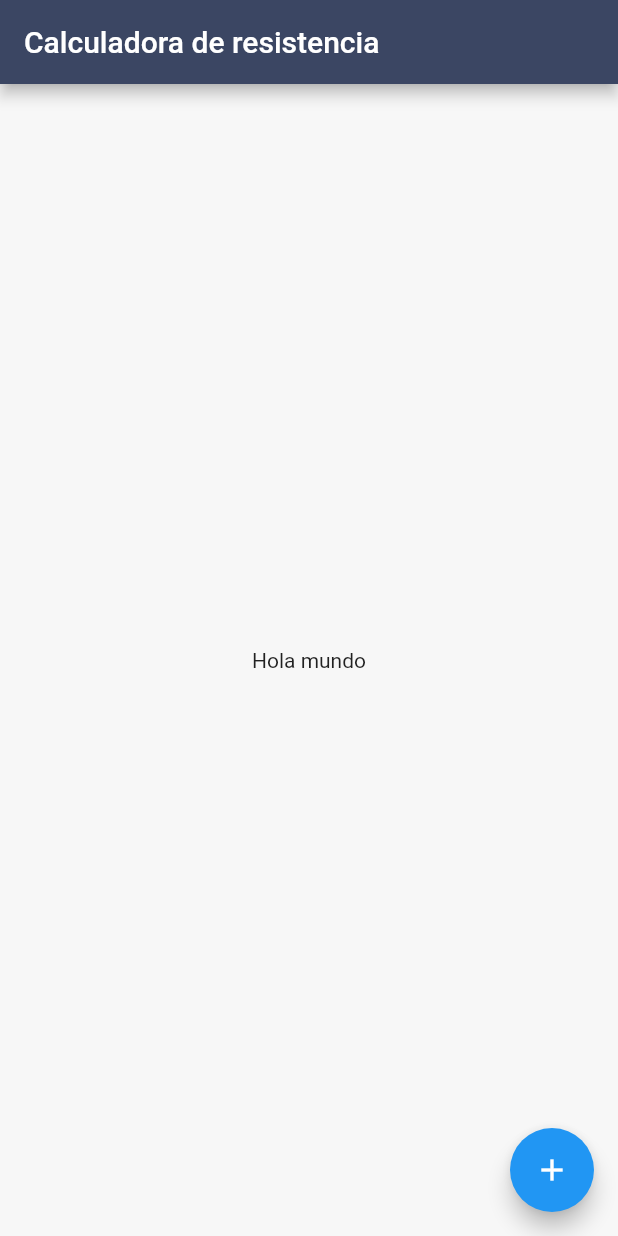
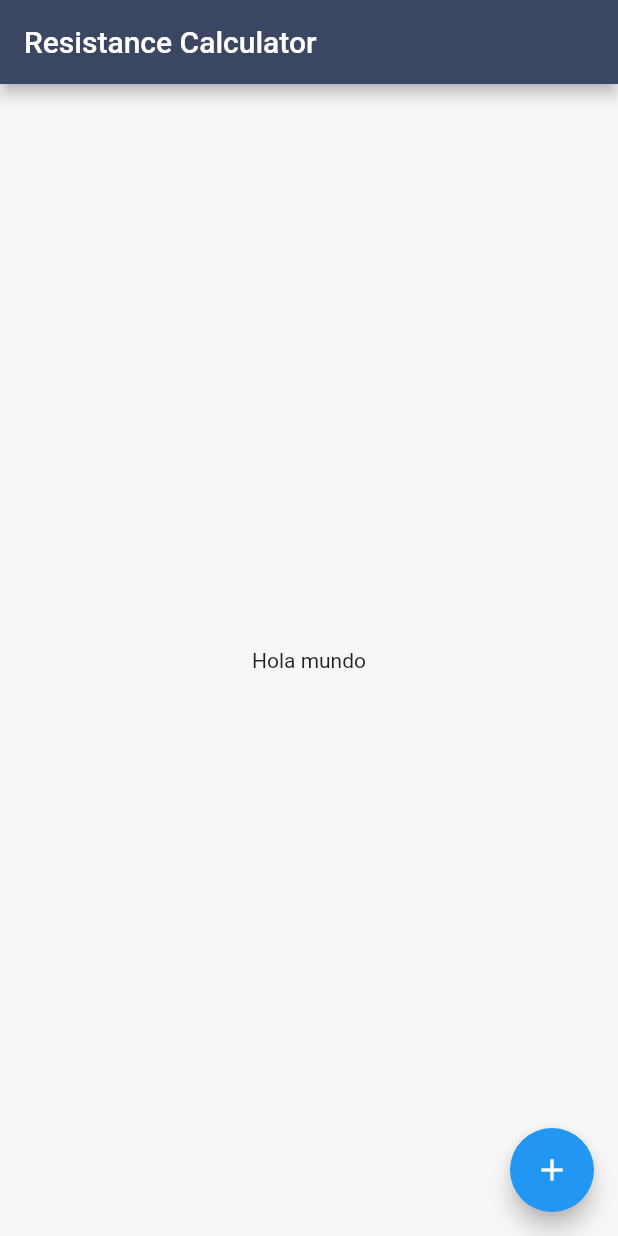
Before and after one commit to Jesus230899/Resistance-Calculator-App, a Flutter app: the screen it shows after launch, after a tap on the "add" icon, on a phone screen of 412 x 824 dp. Run offline on Flutter 3.47's test engine with Material 2 defaults, Android fonts, the phone set to English and light mode, and no system bars; our stand-ins replace equatable, get_it, logger, responsive_builder, stacked; generated files the repository leaves out were written again.

Commit message:
Internationalizing implemented

```diff
--- /dev/null
+++ b/l10n.yaml
@@ -0,0 +1,3 @@
+arb-dir: lib/l10n
+template-arb-file: app_en.arb
+output-localization-file: app_localizations.dart
--- a/lib/core/providers.dart
+++ b/lib/core/providers.dart
@@ -1,3 +1,4 @@
+import 'package:flutter/material.dart';
 import 'package:provider/single_child_widget.dart';
 
 import '../core/locator.dart';
@@ -19,3 +20,13 @@ class ProviderInjector {
 
   static final List<SingleChildWidget> _consumableServices = [];
 }
+
+class MainProvider with ChangeNotifier {
+  String _locale = 'es';
+
+  String get locale => _locale;
+  set changeLocale(String value) {
+    _locale = value;
+    notifyListeners();
+  }
+}
--- /dev/null
+++ b/lib/l10n/app_en.arb
@@ -0,0 +1,3 @@
+{
+    "name": "Resistance Calculator"
+}
--- /dev/null
+++ b/lib/l10n/app_es.arb
@@ -0,0 +1,3 @@
+{
+    "name": "Calculadora de resistencia"
+}
--- a/lib/main.dart
+++ b/lib/main.dart
@@ -6,25 +6,45 @@ import 'core/services/navigator_service.dart';
 import 'package:flutter/material.dart';
 import 'package:provider/provider.dart';
 import 'views/home/home_view.dart';
+import 'package:flutter_localizations/flutter_localizations.dart';
+import 'package:flutter_gen/gen_l10n/app_localizations.dart';
 
 void main() async {
   await LocatorInjector.setupLocator();
   runApp(const MainApplication());
 }
 
+// ignore: must_be_immutable
 class MainApplication extends StatelessWidget {
   const MainApplication({Key key}) : super(key: key);
 
   @override
   Widget build(BuildContext context) {
-    return MultiProvider(
+    return ChangeNotifierProvider<MainProvider>(
+      create: (context) => MainProvider(),
+      child: Builder(
+        builder: (context) => MultiProvider(
           providers: ProviderInjector.providers,
           child: MaterialApp(
+            locale:
+                Locale(Provider.of<MainProvider>(context, listen: true).locale),
+            localizationsDelegates: const [
+              AppLocalizations.delegate,
+              GlobalMaterialLocalizations.delegate,
+              GlobalWidgetsLocalizations.delegate,
+              GlobalCupertinoLocalizations.delegate,
+            ],
+            supportedLocales: const [
+              Locale('en', ''), // English, no country code
+              Locale('es', ''), // Spanish, no country code
+            ],
             debugShowCheckedModeBanner: false,
             theme: theme,
             navigatorKey: locator<NavigatorService>().navigatorKey,
             home: HomeView(),
           ),
+        ),
+      ),
     );
   }
 }
--- a/lib/views/home/home_mobile.dart
+++ b/lib/views/home/home_mobile.dart
@@ -3,23 +3,30 @@ part of home_view;
 class _HomeMobile extends StatelessWidget {
   final HomeViewModel viewModel;
 
-  const _HomeMobile(this.viewModel);
+  _HomeMobile(this.viewModel);
+
+  MainProvider _mainProvider;
 
   @override
   Widget build(BuildContext context) {
+    _mainProvider = Provider.of<MainProvider>(context);
     return Scaffold(
       appBar: AppBar(
-        title: const Text('Calculadora de resistencia'),
+        title: Text(AppLocalizations.of(context).name ?? 'not found'),
         // backgroundColor: Colors.black,
       ),
       body: Center(
         child: Container(child: const Text('Hola mundo')),
       ),
       floatingActionButton: FloatingActionButton(
-        child: Icon(Icons.add),
-        onPressed: viewModel.increment,
-        // backgroundColor: Colors.black,
-      ),
+          child: Icon(Icons.add),
+          onPressed: () {
+            _mainProvider.changeLocale = 'en';
+            // _mainProvider.changeLocale('en');
+            print(_mainProvider.locale);
+          }
+          // backgroundColor: Colors.black,
+          ),
     );
   }
 }
--- a/lib/views/home/home_view.dart
+++ b/lib/views/home/home_view.dart
@@ -1,9 +1,12 @@
 library home_view;
 
+import 'package:resistance_calculator_app/core/providers.dart';
 import 'package:responsive_builder/responsive_builder.dart';
 import 'package:flutter/material.dart';
 import 'package:stacked/stacked.dart';
 import 'home_view_model.dart';
+import 'package:flutter_gen/gen_l10n/app_localizations.dart';
+import 'package:provider/provider.dart';
 
 part 'home_mobile.dart';
 part 'home_tablet.dart';
--- a/pubspec.yaml
+++ b/pubspec.yaml
@@ -6,6 +6,8 @@ environment:
     sdk: '>=2.3.0 <3.0.0'
 dependencies:
     flutter:
+        sdk: flutter
+    flutter_localizations:
         sdk: flutter
 
     cupertino_icons: ^1.0.2
@@ -17,11 +19,14 @@ dependencies:
     equatable: ^2.0.3
 
 dev_dependencies:
+    intl: ^0.17.0-nullsafety.2
     flutter_test:
         sdk: flutter
     flutter_lints: ^1.0.0
+
 flutter:
     uses-material-design: true
+    generate: true
 
 
   # To add assets to your application, add an assets section, like this:
```
Also changed, not shown: lib/views/home/home_desktop.dart (+5 -5 lines), lib/views/home/home_tablet.dart (+5 -5 lines), lib/views/home/home_view_model.dart (+6 -1 lines), lib/flutter_localization_demo.dart (added), lib/l10n/app_localizations.dart (added), pubspec.lock. Lines whose indentation alone changed are shown as unchanged.
